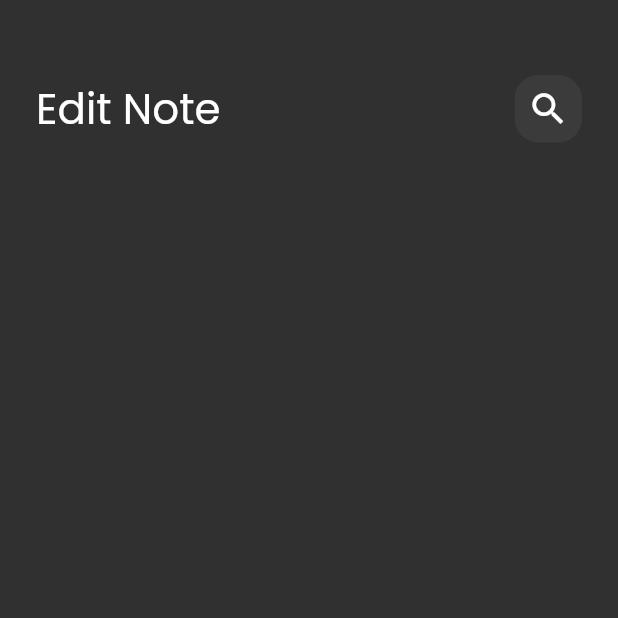
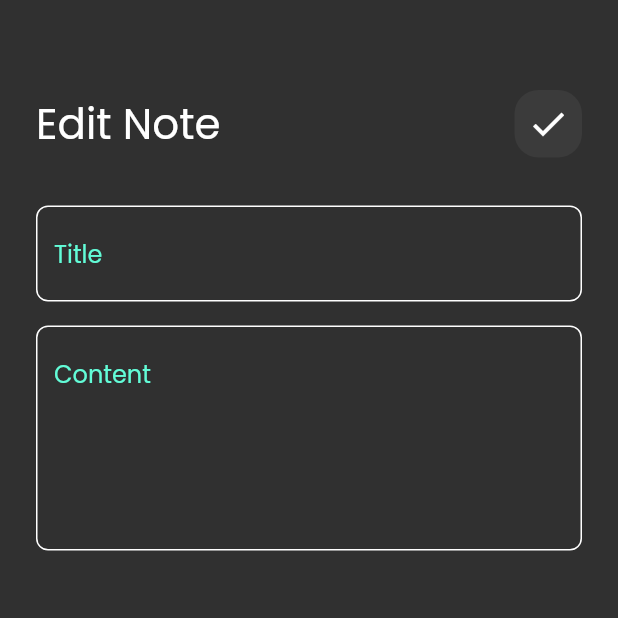
Before and after one commit to Alaa-gif26/notes_app, a Flutter app: the EditNoteView screen opened directly, on a phone screen of 412 x 824 dp, the top half of it. Run offline on Flutter 3.47's test engine with Material 2 defaults, Android fonts, the phone set to English and light mode, and no system bars; our stand-ins replace font_awesome_flutter.

Commit message:
edit note view UI

```diff
--- a/lib/widgets/custom_app_bar.dart
+++ b/lib/widgets/custom_app_bar.dart
@@ -17,7 +17,7 @@ class CustomAppBar extends StatelessWidget {
           style: TextStyle(fontSize: 28),
         ),
         Spacer(),
-        CustomSearchIcon(icon: Icons.search,),
+        CustomSearchIcon(icon: icon,),
       ],
     );
   }
--- a/lib/widgets/edit_view_body.dart
+++ b/lib/widgets/edit_view_body.dart
@@ -3,6 +3,8 @@ import 'package:flutter/material.dart';
 import 'package:flutter/src/widgets/container.dart';
 import 'package:flutter/src/widgets/framework.dart';
 import 'package:notes_app/widgets/custom_app_bar.dart';
+
+import 'custom_text_field.dart';
 
 class EditViewBody extends StatelessWidget {
   const EditViewBody({super.key});
@@ -13,13 +15,22 @@ class EditViewBody extends StatelessWidget {
       padding: const EdgeInsets.symmetric(horizontal: 24.0),
       child: Column(
         children: [
-          SizedBox(
-            height: 50,
+          const SizedBox(
+            height: 60,
           ),
           CustomAppBar(
             title: "Edit Note",
             icon: Icons.check,
           ),
+          const SizedBox(height: 32,),
+          CustomTextField(
+            hint: "Title",
+          ),
+           const SizedBox(height: 16,),
+          CustomTextField(
+            hint: "Content",
+            maxLines: 5,
+          )
         ],
       ),
     );
```
